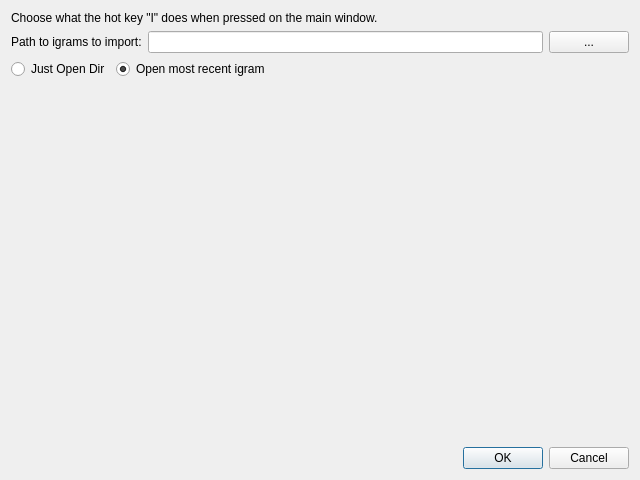
The window that settingsigramimportconfig.ui (githubdoe/DFTFringe) describes before a commit, drawn with Qt 5.
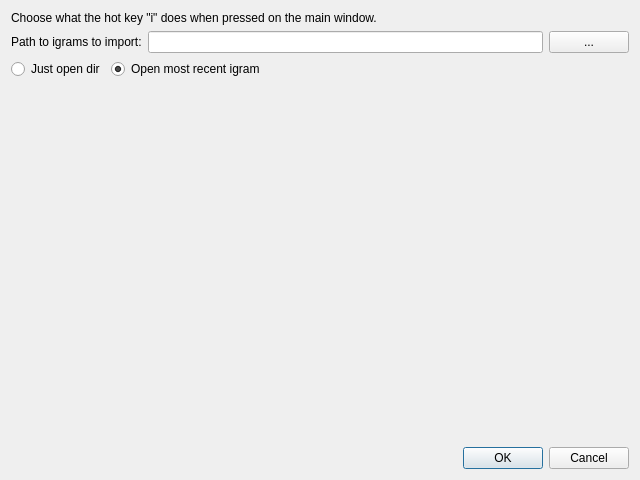
The same window after the commit.

Commit message: more spelling + invert 2 buttons

Patch:
```diff
--- a/settingsigramimportconfig.ui
+++ b/settingsigramimportconfig.ui
@@ -17,7 +17,7 @@
    <item>
     <widget class="QLabel" name="label">
      <property name="text">
-      <string>Choose what the hot key &quot;I&quot; does when pressed on the main window.</string>
+      <string>Choose what the hot key &quot;i&quot; does when pressed on the main window.</string>
      </property>
     </widget>
    </item>
@@ -47,7 +47,7 @@
      <item>
       <widget class="QRadioButton" name="openPath">
        <property name="text">
-        <string>Just Open Dir</string>
+        <string>Just open dir</string>
        </property>
       </widget>
      </item>
```
Left out of the diff: 2 changed lines with no effect on the pictures. The commit also changes 4 other files.
